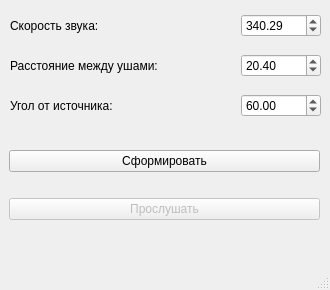
Before: the Qt Designer form 2.4/Interaural_time_difference/mainwindow.ui in RomanK-ML/test_tasks, drawn with Qt 5.
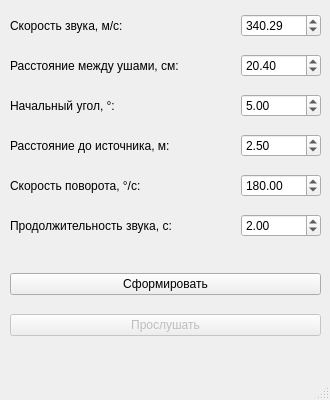
After: the same form once the commit is applied.

Patch:
```diff
--- a/2.4/Interaural_time_difference/mainwindow.ui
+++ b/2.4/Interaural_time_difference/mainwindow.ui
@@ -7,7 +7,7 @@
     <x>0</x>
     <y>0</y>
     <width>330</width>
-    <height>290</height>
+    <height>400</height>
    </rect>
   </property>
   <property name="windowTitle">
@@ -27,7 +27,7 @@
      <item>
       <widget class="QLabel" name="speedSoundLabel">
        <property name="text">
-        <string>Скорость звука:</string>
+        <string>Скорость звука, м/с:</string>
        </property>
       </widget>
      </item>
@@ -65,7 +65,7 @@
      <item>
       <widget class="QLabel" name="distanceEarsLabel">
        <property name="text">
-        <string>Расстояние между ушами:</string>
+        <string>Расстояние между ушами, см:</string>
        </property>
       </widget>
      </item>
@@ -93,10 +93,10 @@
    <widget class="QWidget" name="verticalLayoutWidget">
     <property name="geometry">
      <rect>
-      <x>9</x>
-      <y>130</y>
+      <x>10</x>
+      <y>260</y>
       <width>311</width>
-      <height>111</height>
+      <height>91</height>
      </rect>
     </property>
     <layout class="QVBoxLayout" name="verticalLayout">
@@ -132,7 +132,7 @@
      <item>
       <widget class="QLabel" name="angleSourceLabel">
        <property name="text">
-        <string>Угол от источника:</string>
+        <string>Начальный угол, °:</string>
        </property>
       </widget>
      </item>
@@ -148,7 +148,136 @@
         <double>360.000000000000000</double>
        </property>
        <property name="value">
-        <double>60.000000000000000</double>
+        <double>5.000000000000000</double>
+       </property>
+      </widget>
+     </item>
+    </layout>
+   </widget>
+   <widget class="QWidget" name="horizontalLayoutWidget_4">
+    <property name="geometry">
+     <rect>
+      <x>10</x>
+      <y>130</y>
+      <width>311</width>
+      <height>31</height>
+     </rect>
+    </property>
+    <layout class="QHBoxLayout" name="horizontalLayout_4">
+     <item>
+      <widget class="QLabel" name="distanceSourceLabel">
+       <property name="text">
+        <string>Расстояние до источника, м:</string>
+       </property>
+      </widget>
+     </item>
+     <item>
+      <widget class="QDoubleSpinBox" name="dustanceSourceSpinBox">
+       <property name="maximumSize">
+        <size>
+         <width>80</width>
+         <height>16777215</height>
+        </size>
+       </property>
+       <property name="prefix">
+        <string/>
+       </property>
+       <property name="suffix">
+        <string/>
+       </property>
+       <property name="maximum">
+        <double>5000.000000000000000</double>
+       </property>
+       <property name="value">
+        <double>2.500000000000000</double>
+       </property>
+      </widget>
+     </item>
+    </layout>
+   </widget>
+   <widget class="QWidget" name="horizontalLayoutWidget_5">
+    <property name="geometry">
+     <rect>
+      <x>10</x>
+      <y>170</y>
+      <width>311</width>
+      <height>31</height>
+     </rect>
+    </property>
+    <layout class="QHBoxLayout" name="horizontalLayout_5">
+     <item>
+      <widget class="QLabel" name="speedRotationSourceLabel">
+       <property name="text">
+        <string>Скорость поворота, °/с:</string>
+       </property>
+      </widget>
+     </item>
+     <item>
+      <widget class="QDoubleSpinBox" name="speedRotationSourceSpinBox">
+       <property name="maximumSize">
+        <size>
+         <width>80</width>
+         <height>16777215</height>
+        </size>
+       </property>
+       <property name="prefix">
+        <string/>
+       </property>
+       <property name="suffix">
+        <string/>
+       </property>
+       <property name="minimum">
+        <double>1.000000000000000</double>
+       </property>
+       <property name="maximum">
+        <double>1000.000000000000000</double>
+       </property>
+       <property name="value">
+        <double>180.000000000000000</double>
+       </property>
+      </widget>
+     </item>
+    </layout>
+   </widget>
+   <widget class="QWidget" name="horizontalLayoutWidget_6">
+    <property name="geometry">
+     <rect>
+      <x>10</x>
+      <y>210</y>
+      <width>311</width>
+      <height>31</height>
+     </rect>
+    </property>
+    <layout class="QHBoxLayout" name="horizontalLayout_6">
+     <item>
+      <widget class="QLabel" name="soundTimeDurationLabel">
+       <property name="text">
+        <string>Продолжительность звука, с:</string>
+       </property>
+      </widget>
+     </item>
+     <item>
+      <widget class="QDoubleSpinBox" name="soundTimeDurationSpinBox">
+       <property name="maximumSize">
+        <size>
+         <width>80</width>
+         <height>16777215</height>
+        </size>
+       </property>
+       <property name="prefix">
+        <string/>
+       </property>
+       <property name="suffix">
+        <string/>
+       </property>
+       <property name="minimum">
+        <double>0.100000000000000</double>
+       </property>
+       <property name="maximum">
+        <double>300.000000000000000</double>
+       </property>
+       <property name="value">
+        <double>2.000000000000000</double>
        </property>
       </widget>
      </item>
```
Left out of the diff: 4 changed lines with no effect on the pictures.
